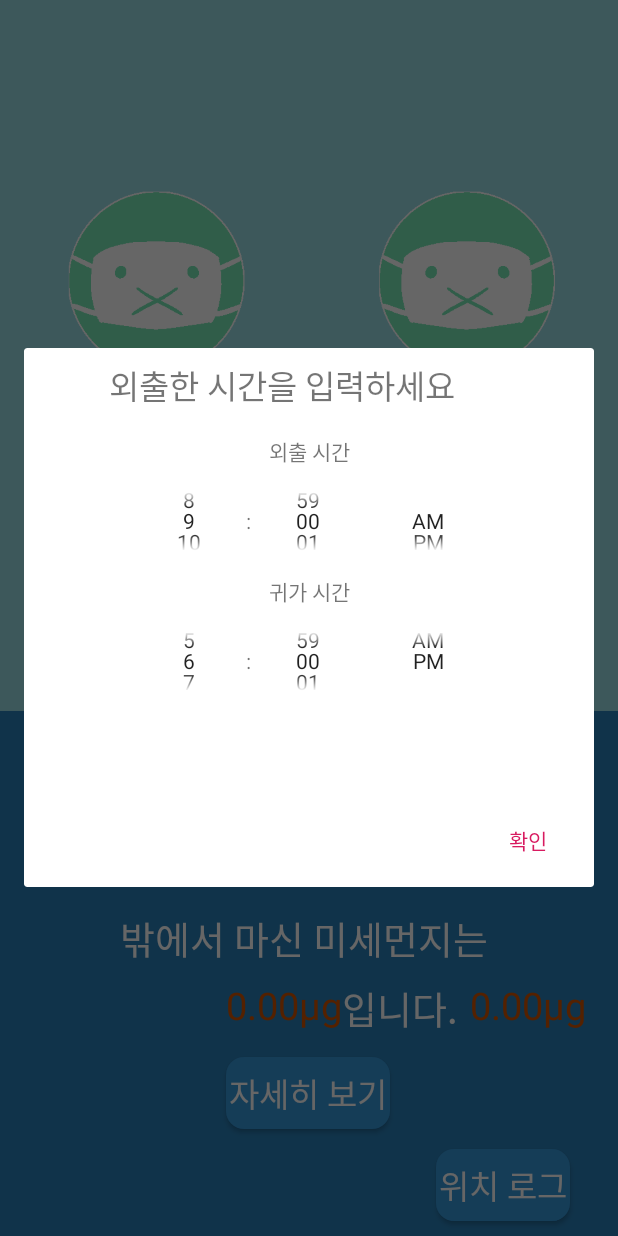
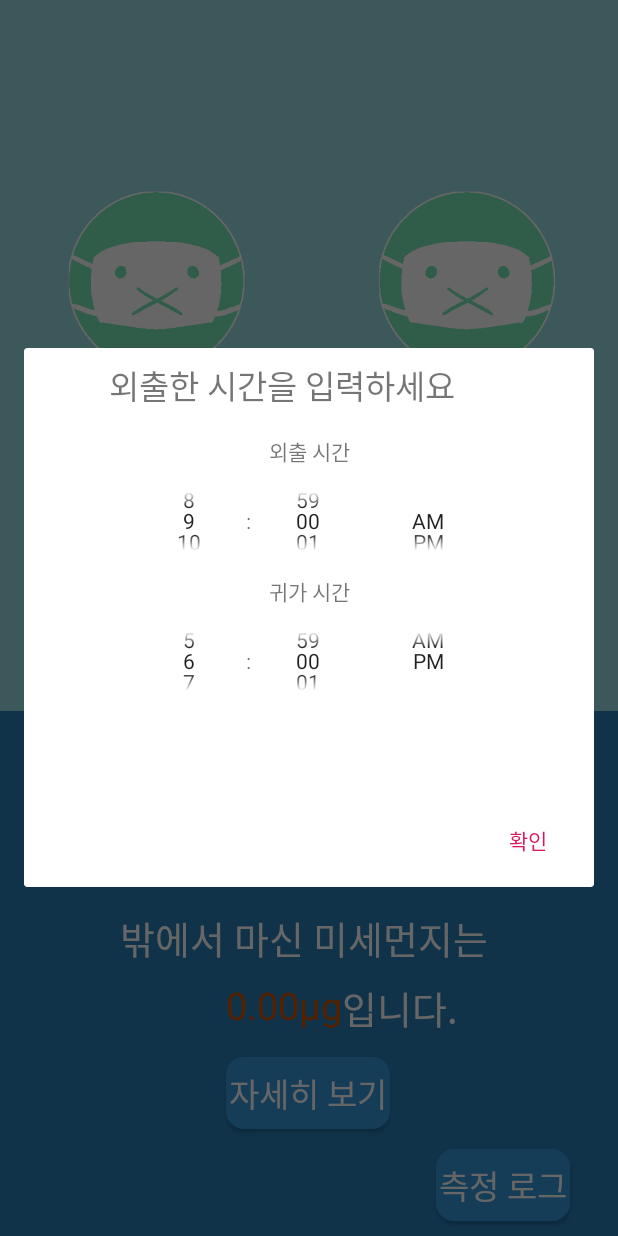
Before and after one commit to irakla/MiseAlimi, an Android app: the Amount_Info screen opened directly, with no data from a screen before it, after a tap on an icon or button, on a phone screen of 412 x 824 dp. Run offline under Robolectric (Android 15) with nearby library versions, the phone set to English and light mode, and no system bars.

Commit message:
자세히 보기 내용 구현, 측정 로그 대폭 개선 및 구글 맵 사용

```diff
--- a/app/src/main/AndroidManifest.xml
+++ b/app/src/main/AndroidManifest.xml
@@ -15,7 +15,7 @@
 
     <application
             android:allowBackup="true"
-            android:icon="@mipmap/ic_launcher"
+            android:icon="@drawable/verygood"
             android:label="@string/app_name"
             android:roundIcon="@mipmap/ic_launcher_round"
             android:supportsRtl="true"
--- a/app/src/main/java/com/example/myapplication/Amount_Info.kt
+++ b/app/src/main/java/com/example/myapplication/Amount_Info.kt
@@ -6,13 +6,11 @@ import android.content.DialogInterface
 import android.content.Intent
 import android.os.Bundle
 import android.support.v4.app.Fragment
-import android.util.Log
 import android.view.LayoutInflater
 import android.view.View
 import android.view.ViewGroup
 import kotlinx.android.synthetic.main.fragment_amount_info.*
 import kotlinx.android.synthetic.main.fragment_input_time.view.*
-import java.text.SimpleDateFormat
 
 //for string-splitted time array
 const val HOUR = 0
@@ -30,6 +28,7 @@ class Amount_Info : Fragment() {
     private var getInTime = DefaultGetInTime.split(":")
 
     private var finedustByInspiration: Double = 0.0
+    private var finedust25ByInspiration: Double = 0.0
     private val observersForInspiration: MutableList<Observer> = mutableListOf()
 
     override fun onCreateView(
@@ -76,7 +75,35 @@ class Amount_Info : Fragment() {
             }
         })
 
+        initializeButtonOutSideTime()
         setOutsideTime()
+
+        buttonDetail.setOnClickListener {
+            val hourGetOutTime = getOutTime[HOUR].toInt()
+            val minuteGetOutTime = getOutTime[MINUTE].toInt()
+            val hourGetInTime = getInTime[HOUR].toInt()
+            val minuteGetInTime = getInTime[MINUTE].toInt()
+            val getOutIsYesterday = TimeSupporter.IsYesterdayGetOut(hourGetOutTime, hourGetInTime,
+                    minuteGetOutTime, minuteGetInTime)
+
+            val detailDialog = InspirationDetailDialog(
+                activity,
+                TimeSupporter.getTheLatestMilliTime(getOutIsYesterday, hourGetOutTime, minuteGetOutTime),
+                TimeSupporter.getTheLatestMilliTime(false, hourGetInTime, minuteGetInTime),
+                finedustByInspiration,
+                finedust25ByInspiration
+            )
+
+            detailDialog.show()
+        }
+
+        if(userWeight == null || userInspiRate == null)
+            return
+
+        setDustInspiration()
+    }
+
+    private fun initializeButtonOutSideTime(){
         buttonOutsideTime.setOnClickListener(object: View.OnClickListener{
             override fun onClick(v: View?) {
                 val builder = AlertDialog.Builder(activity)
@@ -107,11 +134,6 @@ class Amount_Info : Fragment() {
                 builder.show()
             }
         })
-
-        if(userWeight == null || userInspiRate == null)
-            return
-
-        setDustInspiration()
     }
 
     private fun setOutsideTime(){
@@ -146,9 +168,8 @@ class Amount_Info : Fragment() {
             hourGetOutTime, minuteGetOutTime,
             hourGetInTime, minuteGetInTime
         )
-        val fortestlist = mutableListOf(timelineOnOutside)
 
-        var tidalVolumePerMinute_mL = 7 * userWeight as Int * userInspiRate as Int
+        val tidalVolumePerMinute_mL = 7 * userWeight as Int * userInspiRate as Int
 
         //위치 값 반영
         var timeNextTimeStamp = milliTimeGetIn
@@ -159,12 +180,15 @@ class Amount_Info : Fragment() {
                 return@forEach
 
             val pm10str = it.airInfo?.getString("pm10Value")
-            val pm10 = if(pm10str == "-" || pm10str == null) null else pm10str.toInt()
-            pm10?: return@forEach
+            val pm10 = if(pm10str == "-" || pm10str == null) 0 else pm10str.toInt()
+
+            val pm25str = it.airInfo?.getString("pm25Value")
+            val pm25 = if(pm25str == "-" || pm25str == null) 0 else pm25str.toInt()
 
             val timeInterval = (timeNextTimeStamp - it.location.time).toDouble() / MINUTE_BY_MILLI_SEC
 
-            finedustByInspiration += timeInterval * tidalVolumePerMinute_mL * pm10.toInt()
+            finedustByInspiration += timeInterval * tidalVolumePerMinute_mL * pm10
+            finedust25ByInspiration += timeInterval * tidalVolumePerMinute_mL * pm25
             timeNextTimeStamp = it.location.time
         }
 
@@ -179,11 +203,12 @@ class Amount_Info : Fragment() {
         }
 
         finedustByInspiration /= 1000000                    //mL 보정
-        inspirationView.text = String.format("%,.2fμg", finedustByInspiration)
+        finedust25ByInspiration /= 1000000
+        inspirationView.text = String.format("%,.2fμg", finedustByInspiration + finedust25ByInspiration)
         //위치 값 반영
 
         //초안(외출시간 * 첫번째 값 미세먼지)
-        var flagIsNotGot = true
+        /*var flagIsNotGot = true
         val time_OnOutsideByMinute = (
                 TimeSupporter.getTheLatestMilliTime(false, hourGetInTime, minuteGetInTime) -
                         TimeSupporter.getTheLatestMilliTime(outTimeIsYesterday, hourGetOutTime, minuteGetOutTime)
@@ -205,10 +230,10 @@ class Amount_Info : Fragment() {
         }
 
         finedustByInspiration /= 1000000                                         //mL 보정
-        expectationText.setText(String.format("%,.2fμg", finedustByInspiration))
+        expectationText.setText(String.format("%,.2fμg", finedustByInspiration))*/
         //초안(외출시간 * 첫번째 값 미세먼지)
 
-        observersForInspiration.forEach{ it.update(finedustByInspiration) }
+        observersForInspiration.forEach{ it.update(finedustByInspiration + finedust25ByInspiration) }
     }
 
     fun addInspirationObserver(observer: Observer){
--- a/app/src/main/java/com/example/myapplication/GPSStampAdapter.kt
+++ b/app/src/main/java/com/example/myapplication/GPSStampAdapter.kt
@@ -61,12 +61,12 @@ class GPSStampAdapter(
     override fun onBindViewHolder(holder: GPSTimeStampViewHolder, position: Int) {
         val nowTimeStamp = timelineDataset[position]
 
-        holder
         holder.latitudeView.setText(String.format("%.3f", nowTimeStamp.location.latitude) + ", ")
         holder.longitudeView.setText(String.format("%.3f", nowTimeStamp.location.longitude))
         holder.timeView.setText(nowTimeStamp.theTimeNotification)
-        holder.airInfoView.setText("측정정보 : ${nowTimeStamp.airInfo?.getString("dataTime")} \n"
-            + nowTimeStamp.airInfo?.getString("pm10Value") + "ppm")
+        holder.airInfoView.setText("측정시간 : ${nowTimeStamp.airInfo?.getString("dataTime")} "
+            + "pm10 : ${nowTimeStamp.airInfo?.getString("pm10Value")}ppm, " +
+                "pm2.5 : ${nowTimeStamp.airInfo?.getString("pm25Value")}ppm")
 
         holder.itemView.setOnClickListener(nowTimeStamp)
     }
--- a/app/src/main/java/com/example/myapplication/GPSTimeStamp.kt
+++ b/app/src/main/java/com/example/myapplication/GPSTimeStamp.kt
@@ -59,6 +59,7 @@ class GPSTimeStamp(context: Context, location : Location, airInfo: AirInfoType =
         intent.putExtra("latitude", location.latitude)
         intent.putExtra("longitude", location.longitude)
         intent.putExtra("time", location.time)
+        intent.putExtra("airInfo", airInfo.toString())
         v.context.startActivity(intent)
     }
 }
--- a/app/src/main/java/com/example/myapplication/InputTimeView.kt
+++ b/app/src/main/java/com/example/myapplication/InputTimeView.kt
@@ -4,6 +4,7 @@ import android.content.Context
 import android.support.constraint.ConstraintLayout
 import android.view.LayoutInflater
 import android.view.View
+import android.view.ViewGroup
 import android.widget.TimePicker
 import kotlinx.android.synthetic.main.fragment_input_time.view.*
 
--- a/app/src/main/java/com/example/myapplication/MainActivity.kt
+++ b/app/src/main/java/com/example/myapplication/MainActivity.kt
@@ -20,6 +20,7 @@ import android.webkit.WebViewClient
 import android.widget.Toast
 import android.webkit.WebChromeClient
 import android.widget.RemoteViews
+import kotlinx.android.synthetic.main.content_main.*
 
 const val PERMISSIONCODE_Essential: Int = 1000
 val permissionForEssential: Array<out String> = arrayOf(
@@ -41,7 +42,7 @@ class MainActivity : AppCompatActivity() {
         setContentView(R.layout.activity_main)
         setSupportActionBar(toolbar)
 
-        myWebView = findViewById(R.id.webview)
+        myWebView = webview
         myWebView.webChromeClient = WebChromeClient()
         myWebView.webViewClient = WebViewClient()
         myWebView.settings.javaScriptEnabled = true
--- a/app/src/main/java/com/example/myapplication/TimeSupporter.kt
+++ b/app/src/main/java/com/example/myapplication/TimeSupporter.kt
@@ -16,12 +16,27 @@ const val ZERODAY = 0
 
 class TimeSupporter {
     companion object {
+        fun IsYesterdayGetOut(
+            getOutHour: Int,
+            getOutMinute: Int,
+            getInHour: Int,
+            getInMinute: Int
+        ) : Boolean{
+            if(getOutHour > getInHour)
+                return true
+            else if(getOutHour == getInHour
+                && getOutMinute > getInMinute)
+                return true
+            else
+                return false
+        }
+
         fun getTheLatestMilliTime(
             isYesterday: Boolean,
             hourIn0_23: Int,
             minute: Int
         ): Long {
-            var theTime: Long
+            val theTime: Long
 
             if (Build.VERSION.SDK_INT >= Build.VERSION_CODES.O) {
                 var timezdt =
@@ -31,7 +46,7 @@ class TimeSupporter {
                 timezdt = timezdt.withMinute(minute)
                 timezdt = timezdt.withSecond(0)
                 theTime = timezdt.toEpochSecond() * 1000
-                Log.i(this.javaClass.name + ".계산된시간", timezdt.toString())
+                Log.i(this::class.java.name + ".계산된시간", timezdt.toString())
             } else {
                 val translateToFullTimeFormat = SimpleDateFormat("yyyy-MM-dd HH:mm")
                 val startHourTimeByGMT0000 = if (hourIn0_23 < 9) hourIn0_23 + 15 else hourIn0_23 - 9
@@ -43,7 +58,7 @@ class TimeSupporter {
                 )
                 timeString += String.format(" %2d:%2d ", startHourTimeByGMT0000, minute)
                 theTime = translateToFullTimeFormat.parse(timeString).time
-                Log.i(this.javaClass.name + ".계산된시간", timeString)
+                Log.i(this::class.java.name + ".계산된시간", timeString)
             }
 
             return theTime
@@ -51,15 +66,15 @@ class TimeSupporter {
 
         fun translateTimeToString(epochMilliSecond: Long) : String{
             if (Build.VERSION.SDK_INT >= Build.VERSION_CODES.O) {
-                var timezdt =
+                val timezdt =
                     ZonedDateTime.ofInstant(Instant.ofEpochMilli(epochMilliSecond), ZoneId.of("Asia/Seoul"))
 
-                val formatKorean = DateTimeFormatter.ofPattern("yyyy년 MM월 dd일 HH시 mm분")
+                val formatKorean = DateTimeFormatter.ofPattern("yy년 MM월 dd일 HH시 mm분")
 
                 return timezdt.format(formatKorean)
             }
 
-            val translateToFullTimeFormat = SimpleDateFormat("yyyy-MM-dd HH:mm")
+            val translateToFullTimeFormat = SimpleDateFormat("yy-MM-dd HH:mm")
 
             var timeString = translateToFullTimeFormat.format(
                 Date(epochMilliSecond + INTERVAL_MILLI_FOR_GMT0900)
--- a/app/src/main/res/layout/fragment_amount_info.xml
+++ b/app/src/main/res/layout/fragment_amount_info.xml
@@ -9,7 +9,7 @@
 
     <Button
             android:background="@drawable/editstyle"
-            android:textSize="22dp"
+            android:textSize="22sp"
             android:text="분간"
             android:textColor="#ffffff"
             android:layout_width="wrap_content"
@@ -22,7 +22,7 @@
             app:layout_constraintHorizontal_bias="0.4"/>
     <TextView
             android:text="밖에서 마신 미세먼지는 "
-            android:textSize="25dp"
+            android:textSize="25sp"
             android:textColor="#ffffff"
             android:layout_width="wrap_content"
             android:layout_height="wrap_content"
@@ -33,7 +33,7 @@
             app:layout_constraintVertical_bias="0.419" android:layout_marginTop="8dp"
             app:layout_constraintTop_toTopOf="parent"/>
     <TextView
-            android:textSize="25dp"
+            android:textSize="25sp"
             android:textColor="@color/textred"
             android:text="(수치)"
             android:layout_width="wrap_content"
@@ -43,7 +43,7 @@
             android:layout_marginTop="8dp" tools:layout_editor_absoluteX="158dp"/>
     <TextView
             android:textColor="#ffffff"
-            android:textSize="25dp"
+            android:textSize="25sp"
             android:text="입니다."
             android:layout_width="wrap_content"
             android:layout_height="wrap_content"
@@ -52,19 +52,10 @@
             app:layout_constraintTop_toBottomOf="@+id/textView3"
             app:layout_constraintEnd_toEndOf="@+id/buttonDetail"
             app:layout_constraintHorizontal_bias="0.0"/>
-    <TextView
-            android:textSize="25dp"
-            android:textColor="@color/textred"
-            android:text="(예상치)"
-            android:layout_width="wrap_content"
-            android:layout_height="wrap_content" android:id="@+id/expectationText"
-            app:layout_constraintTop_toBottomOf="@+id/textView3"
-            android:layout_marginTop="8dp" app:layout_constraintStart_toEndOf="@+id/textView8"
-            android:layout_marginStart="8dp"/>
     <Button
 
             android:background="@drawable/editstyle"
-            android:textSize="22dp"
+            android:textSize="22sp"
             android:text="자세히 보기"
             android:textColor="#ffffff"
             android:layout_width="wrap_content"
@@ -78,8 +69,8 @@
             app:layout_constraintTop_toBottomOf="@+id/textView8"/>
     <Button
             android:background="@drawable/editstyle"
-            android:textSize="22dp"
-            android:text="위치 로그"
+            android:textSize="22sp"
+            android:text="측정 로그"
             android:textColor="#ffffff"
             android:layout_width="wrap_content"
             android:layout_height="wrap_content"
--- a/app/src/main/res/layout/fragment_input_time.xml
+++ b/app/src/main/res/layout/fragment_input_time.xml
@@ -3,7 +3,7 @@
                                              xmlns:tools="http://schemas.android.com/tools"
                                              android:layout_width="match_parent"
                                              android:layout_height="match_parent"
-                                             tools:context=".Amount_Info" android:id="@+id/frameLayout2">
+                                             tools:context=".Amount_Info">
 
     <LinearLayout
             android:orientation="vertical"
@@ -23,7 +23,6 @@
                 android:layout_width="273dp"
                 android:layout_height="72dp"
                 android:layout_gravity="center_horizontal"
-                android:layout_centerHorizontal="true"
                 android:timePickerMode="spinner"/>
         <TextView
                 android:text="귀가 시간"
@@ -35,13 +34,12 @@
                 android:layout_width="273dp"
                 android:layout_height="72dp"
                 android:layout_gravity="center_horizontal"
-                android:layout_centerHorizontal="true"
                 android:timePickerMode="spinner"
         />
     </LinearLayout>
     <TextView
             android:text="외출한 시간을 입력하세요"
-            android:textSize="22dp"
+            android:textSize="22sp"
             android:layout_width="266dp"
             android:layout_height="42dp"
             android:id="@+id/textView24" android:layout_marginTop="8dp"
--- a/app/src/main/res/values/strings.xml
+++ b/app/src/main/res/values/strings.xml
@@ -1,5 +1,5 @@
 <resources>
-    <string name="app_name">MiseAlimi</string>
+    <string name="app_name">미세알리미</string>
     <string name="action_settings">Settings</string>
     <string name="title_activity_preferences">preferences</string>
     <string name="title_activity_mainview">mainview</string>
```
Also changed, not shown: app/src/main/java/com/example/myapplication/GPSStamper.kt (+22 -4 lines), app/src/main/java/com/example/myapplication/GPS_List.kt (+83 -1 lines), app/src/main/java/com/example/myapplication/GatheringService.kt (+15 -24 lines), app/src/main/java/com/example/myapplication/InspirationDetailDialog.kt (added, +34 -0 lines), app/src/main/java/com/example/myapplication/LocationVisualizer.kt (+70 -32 lines), app/src/main/res/drawable/offstyle.xml (added, +10 -0 lines), app/src/main/res/layout/activity_gps_list.xml (+21 -12 lines), app/src/main/res/layout/dialog_amount_detail.xml (added, +97 -0 lines), app/src/main/res/layout/gps_cell.xml (+15 -0 lines), app/src/main/res/drawable/location.PNG.
